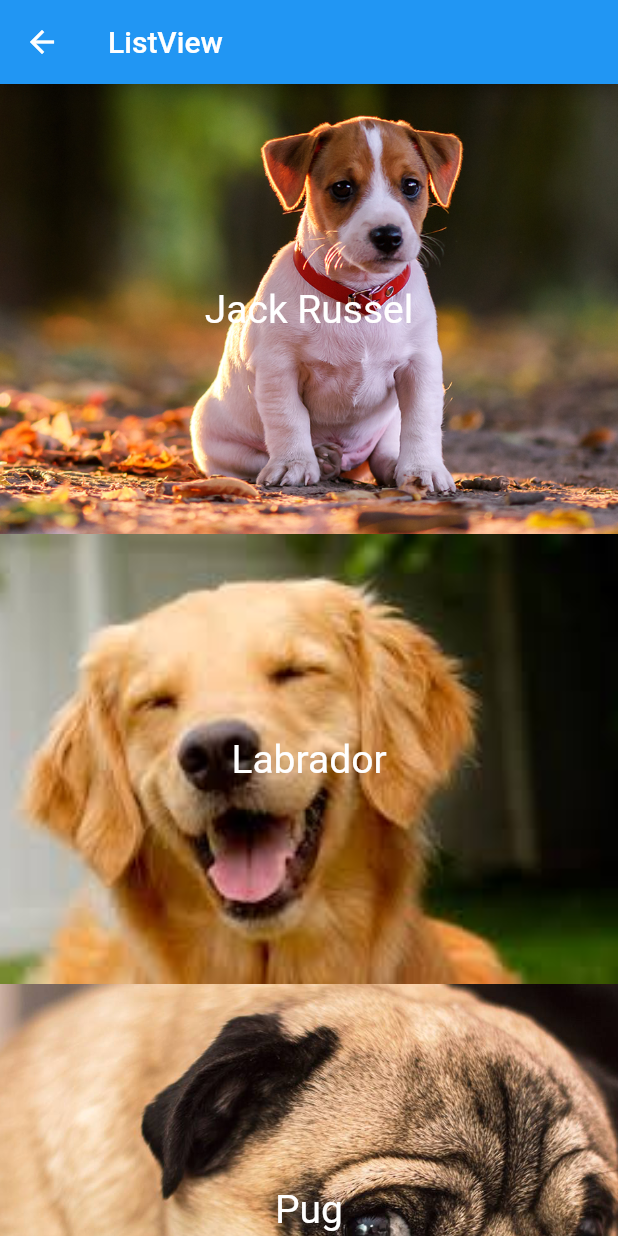
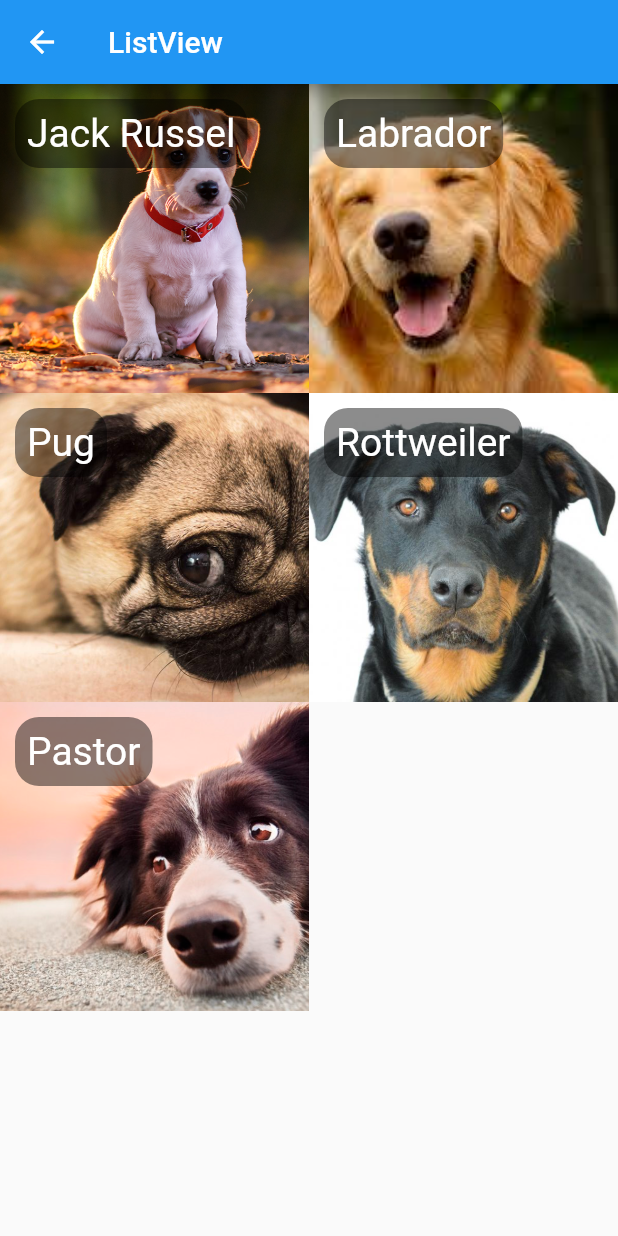
Before and after one commit to tharlesamaro/flutter-estudo-basico-sobre-layout, a Flutter app: the HelloListView screen opened directly, on a phone screen of 412 x 824 dp. Run offline on Flutter 3.47's test engine with Material 2 defaults, Android fonts, the phone set to English and light mode, and no system bars.

Commit message:
Usando GrifView

```diff
--- a/lib/pages/hello_listview.dart
+++ b/lib/pages/hello_listview.dart
@@ -27,22 +27,30 @@ class HelloListView extends StatelessWidget {
       Dog("Pastor", "assets/images/dog5.png"),
     ];
 
-    return ListView.builder(
+    return GridView.builder(
+      gridDelegate: SliverGridDelegateWithFixedCrossAxisCount(crossAxisCount: 2),
       itemCount: dogs.length,
-      itemExtent: 300,
       itemBuilder: (context, index) {
         Dog dog = dogs[index];
         return Stack(
           fit: StackFit.expand,
           children: <Widget>[
             _img(dog.foto),
-            Container(
-              alignment: Alignment.center,
-              child: Text(
-                dog.nome,
-                style: TextStyle(
-                  fontSize: 26,
-                  color: Colors.white,
+            Align(
+              alignment: Alignment.topLeft,
+              child: Container(
+                margin: EdgeInsets.all(10),
+                padding: EdgeInsets.all(8),
+                decoration: BoxDecoration(
+                  color: Colors.black45,
+                  borderRadius: BorderRadius.circular(16)
+                ),
+                child: Text(
+                  dog.nome,
+                  style: TextStyle(
+                    fontSize: 26,
+                    color: Colors.white,
+                  ),
                 ),
               ),
             ),
```
